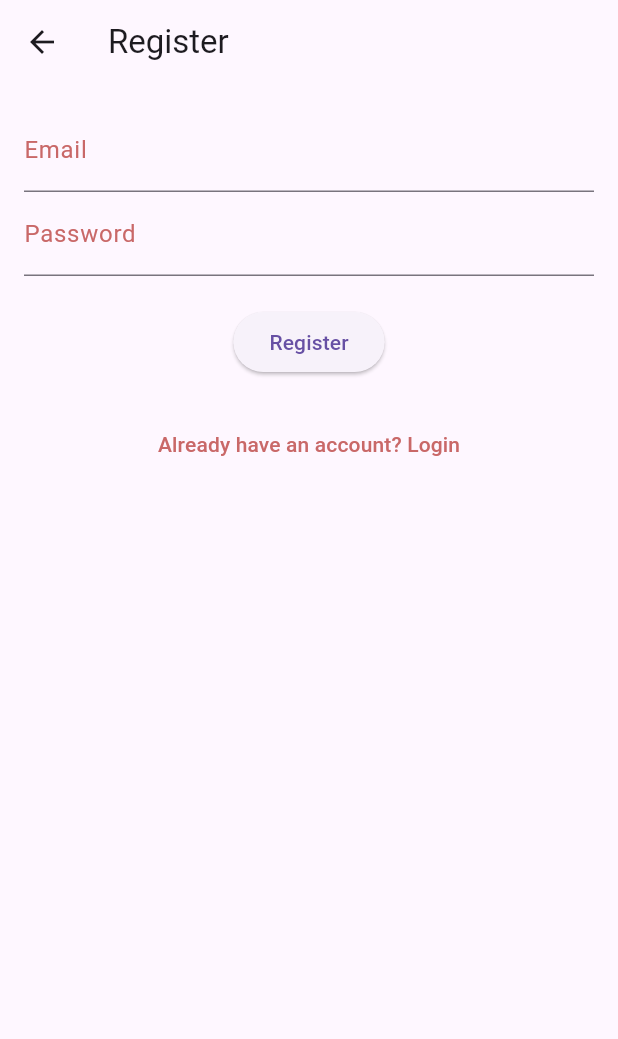
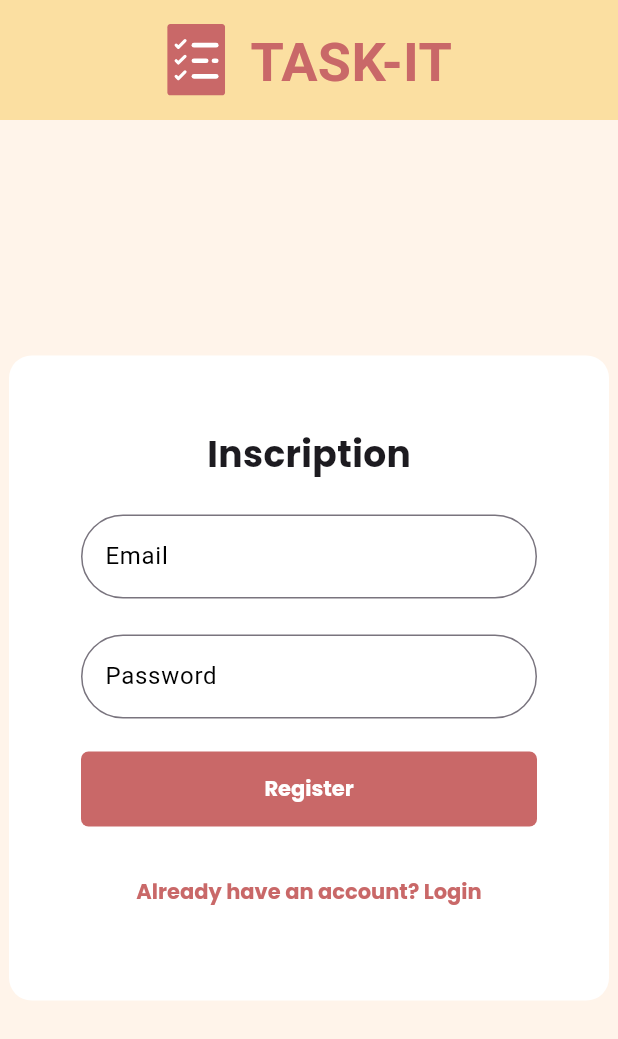
Before and after one commit to EFREI-M2-Dev/Projet-Web-FML, a Flutter app: the screen it shows after launch, after a tap on "Don't have an account? Register", on a phone screen of 412 x 824 dp. Shown: the top 1039 px of the screen. Run offline on Flutter 3.47's test engine with Material 3 defaults, Android fonts, the light colour scheme and no system bars; our stand-ins replace cloud_firestore, firebase_auth, firebase_core, firebase_storage, flutter_svg, google_fonts and 1 more; accounts and stored records are empty; network calls fail; Roboto replaces fonts that are missing (Kanit).

Commit message:
feat(register): login register design

```diff
--- a/mobile/lib/main.dart
+++ b/mobile/lib/main.dart
@@ -9,6 +9,7 @@ import 'package:TaskIt/presentation/view_models/home_view_model.dart';
 import 'package:TaskIt/presentation/view_models/profile_view_model.dart';
 import 'package:firebase_core/firebase_core.dart';
 import 'package:flutter/material.dart';
+import 'package:google_fonts/google_fonts.dart';
 import 'package:provider/provider.dart';
 
 void main() async {
@@ -37,13 +38,25 @@ class MyApp extends StatelessWidget {
       initialRoute: '/login',
       theme: ThemeData(
         textButtonTheme: TextButtonThemeData(
-          style: TextButton.styleFrom(foregroundColor: Color(0xFFC96868)),
+          style: TextButton.styleFrom(
+            foregroundColor: Color(0xFFC96868),
+            textStyle: GoogleFonts.poppins(
+              fontWeight: FontWeight.w700,
+            ),
+          ),
         ),
         filledButtonTheme: FilledButtonThemeData(
-            style: FilledButton.styleFrom(backgroundColor: Color(0xFFC96868))),
+          style: FilledButton.styleFrom(
+            backgroundColor: Color(0xFFC96868),
+            textStyle: GoogleFonts.poppins(
+              fontWeight: FontWeight.w700,
+            ),
+          ),
+        ),
         inputDecorationTheme: InputDecorationTheme(
-          labelStyle: TextStyle(color: Color(0xFFC96868)),
+          hintStyle: GoogleFonts.kanit(color: Colors.black),
           focusedBorder: OutlineInputBorder(
+            borderRadius: BorderRadius.circular(40.0),
             borderSide: BorderSide(color: Color(0xFFC96868)),
           ),
         ),
--- a/mobile/lib/presentation/components/header.dart
+++ b/mobile/lib/presentation/components/header.dart
@@ -1,10 +1,12 @@
 import 'package:flutter/material.dart';
 import 'package:flutter_svg/svg.dart';
+import 'package:google_fonts/google_fonts.dart';
 
 class Header extends StatelessWidget {
   @override
   Widget build(BuildContext context) {
     return Container(
+      color: Color(0xFFfbdfa1), // Updated background color
       padding: EdgeInsets.all(16.0),
       child: Row(
         mainAxisAlignment: MainAxisAlignment.center,
@@ -13,11 +15,15 @@ class Header extends StatelessWidget {
             'assets/logo.svg',
             height: 50,
           ),
+          SizedBox(width: 16.0),
           Text(
-            'Task-It',
-            style: TextStyle(
-              fontSize: 24.0,
-              fontWeight: FontWeight.bold,
+            'TASK-IT',
+            style: GoogleFonts.kanit(
+              textStyle: TextStyle(
+                fontSize: 36.0,
+                fontWeight: FontWeight.bold,
+                color: Color(0xFFC96868), // Updated text color
+              )
             ),
           ),
         ],
--- a/mobile/lib/presentation/screens/auth/login_screen.dart
+++ b/mobile/lib/presentation/screens/auth/login_screen.dart
@@ -1,5 +1,7 @@
+import 'package:TaskIt/presentation/components/header.dart';
 import 'package:TaskIt/presentation/view_models/auth_view_model.dart';
 import 'package:flutter/material.dart';
+import 'package:google_fonts/google_fonts.dart';
 import 'package:provider/provider.dart';
 
 class LoginScreen extends StatefulWidget {
@@ -17,6 +19,10 @@ class _LoginScreenState extends State<LoginScreen> {
 
     return Scaffold(
       backgroundColor: Color(0xFFfff4ea),
+      appBar: PreferredSize(
+        preferredSize: Size.fromHeight(80.0), // Adjust the height as needed
+        child: Header(), // Include the Header here
+      ),
       body: Center(
         child: SingleChildScrollView(
           child: Center(
@@ -24,8 +30,8 @@ class _LoginScreenState extends State<LoginScreen> {
               width: 400,
               padding: EdgeInsets.all(48.0),
               decoration: BoxDecoration(
-                color: Colors.white, // White background
-                borderRadius: BorderRadius.circular(15.0), // 15px border radius
+                color: Colors.white,
+                borderRadius: BorderRadius.circular(15.0),
               ),
               child: Column(
                 mainAxisAlignment: MainAxisAlignment.center,
@@ -35,9 +41,11 @@ class _LoginScreenState extends State<LoginScreen> {
                     padding: const EdgeInsets.only(bottom: 12.0),
                     child: Text(
                       "Connexion",
-                      style: TextStyle(
-                        fontSize: 24.0,
-                        fontWeight: FontWeight.bold,
+                      style: GoogleFonts.poppins(
+                        textStyle: TextStyle(
+                          fontSize: 24.0,
+                          fontWeight: FontWeight.bold,
+                        ),
                       ),
                     ),
                   ),
@@ -46,25 +54,33 @@ class _LoginScreenState extends State<LoginScreen> {
                     child: TextField(
                       controller: _emailController,
                       decoration: InputDecoration(
-                          border: OutlineInputBorder(), hintText: 'Email'),
+                        border: OutlineInputBorder(
+                          borderRadius: BorderRadius.circular(40.0),
+                        ),
+                        hintText: 'Email',
+                      ),
                     ),
                   ),
                   Padding(
                     padding: EdgeInsets.symmetric(vertical: 12.0),
                     child: TextField(
                       controller: _passwordController,
+
                       decoration: InputDecoration(
-                          border: OutlineInputBorder(), hintText: 'Password'),
+                          border: OutlineInputBorder(
+                            borderRadius: BorderRadius.circular(40.0),
+                          ),
+                          hintText: 'Password'),
                       obscureText: true,
                     ),
                   ),
                   SizedBox(height: 10),
                   FilledButton(
-                    style:
-                    FilledButton.styleFrom(
+                    style: FilledButton.styleFrom(
                       minimumSize: Size(400.0, 50.0),
-                        shape: RoundedRectangleBorder(
-                            borderRadius: BorderRadius.circular(5.0))),
+                      shape: RoundedRectangleBorder(
+                          borderRadius: BorderRadius.circular(5.0)),
+                    ),
                     onPressed: () async {
                       try {
                         await authViewModel.login(
--- a/mobile/lib/presentation/screens/auth/register_screen.dart
+++ b/mobile/lib/presentation/screens/auth/register_screen.dart
@@ -1,5 +1,7 @@
+import 'package:TaskIt/presentation/components/header.dart';
 import 'package:TaskIt/presentation/view_models/auth_view_model.dart';
 import 'package:flutter/material.dart';
+import 'package:google_fonts/google_fonts.dart';
 import 'package:provider/provider.dart';
 
 class RegisterScreen extends StatefulWidget {
@@ -16,22 +18,70 @@ class _RegisterScreenState extends State<RegisterScreen> {
     final authViewModel = Provider.of<AuthViewModel>(context);
 
     return Scaffold(
-      appBar: AppBar(title: Text('Register')),
-      body: Padding(
-        padding: EdgeInsets.all(16.0),
+      backgroundColor: Color(0xFFfff4ea),
+      appBar: PreferredSize(
+        preferredSize: Size.fromHeight(80.0),
+        child: Header(),
+      ),
+      body: Center(
+        child: SingleChildScrollView(
+          child: Center(
+            child: Container(
+              width: 400,
+              padding: EdgeInsets.all(48.0),
+              decoration: BoxDecoration(
+                color: Colors.white,
+                borderRadius: BorderRadius.circular(15.0),
+              ),
               child: Column(
+                mainAxisAlignment: MainAxisAlignment.center,
+                crossAxisAlignment: CrossAxisAlignment.center,
                 children: [
-            TextField(
+                  Padding(
+                    padding: const EdgeInsets.only(bottom: 12.0),
+                    child: Text(
+                      "Inscription",
+                      style: GoogleFonts.poppins(
+                        textStyle: TextStyle(
+                          fontSize: 24.0,
+                          fontWeight: FontWeight.bold,
+                        ),
+                      ),
+                    ),
+                  ),
+                  Padding(
+                    padding: EdgeInsets.symmetric(vertical: 12.0),
+                    child: TextField(
                       controller: _emailController,
-              decoration: InputDecoration(labelText: 'Email'),
+                      decoration: InputDecoration(
+                        border: OutlineInputBorder(
+                          borderRadius: BorderRadius.circular(40.0),
                         ),
-            TextField(
+                        hintText: 'Email',
+                      ),
+                    ),
+                  ),
+                  Padding(
+                    padding: EdgeInsets.symmetric(vertical: 12.0),
+                    child: TextField(
                       controller: _passwordController,
-              decoration: InputDecoration(labelText: 'Password'),
+                      decoration: InputDecoration(
+                        border: OutlineInputBorder(
+                          borderRadius: BorderRadius.circular(40.0),
+                        ),
+                        hintText: 'Password',
+                      ),
                       obscureText: true,
                     ),
-            SizedBox(height: 20),
-            ElevatedButton(
+                  ),
+                  SizedBox(height: 10),
+                  FilledButton(
+                    style: FilledButton.styleFrom(
+                      minimumSize: Size(400.0, 50.0),
+                      shape: RoundedRectangleBorder(
+                        borderRadius: BorderRadius.circular(5.0),
+                      ),
+                    ),
                     onPressed: () async {
                       try {
                         await authViewModel.register(
@@ -57,6 +107,9 @@ class _RegisterScreenState extends State<RegisterScreen> {
                 ],
               ),
             ),
+          ),
+        ),
+      ),
     );
   }
 }
--- a/mobile/pubspec.yaml
+++ b/mobile/pubspec.yaml
@@ -19,6 +19,7 @@ dependencies:
   flutter_svg: ^1.1.6
   cloud_firestore: ^5.5.0
   provider: ^6.1.2
+  google_fonts: ^4.0.3
 
 dev_dependencies:
   flutter_test:
```
Also changed, not shown: mobile/pubspec.lock. Lines whose indentation alone changed are shown as unchanged.
